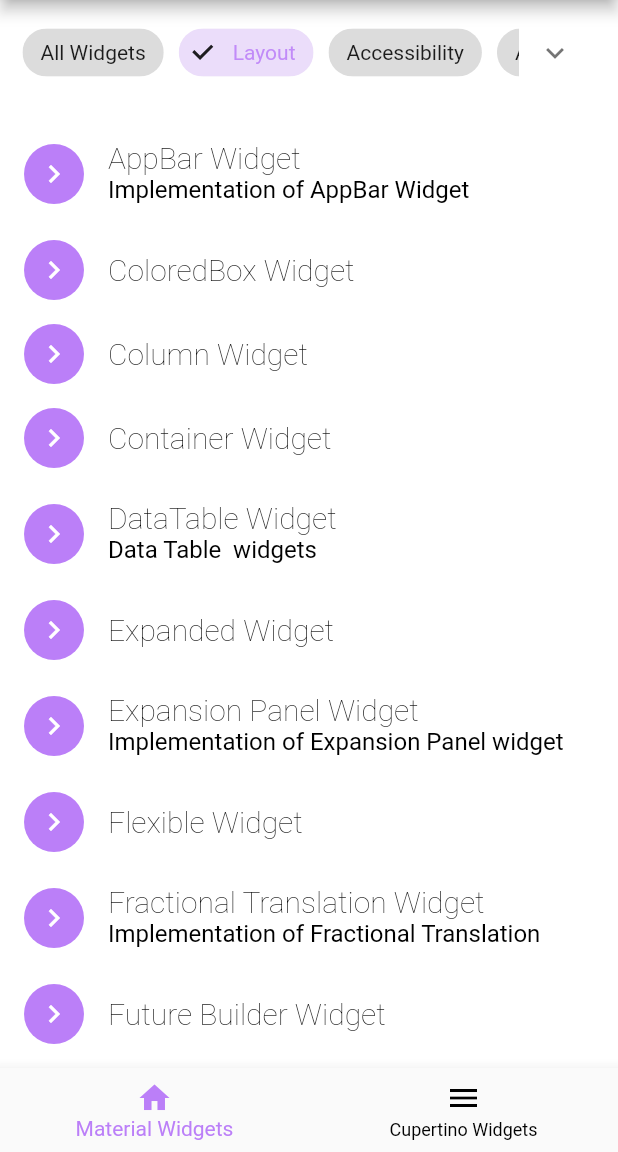
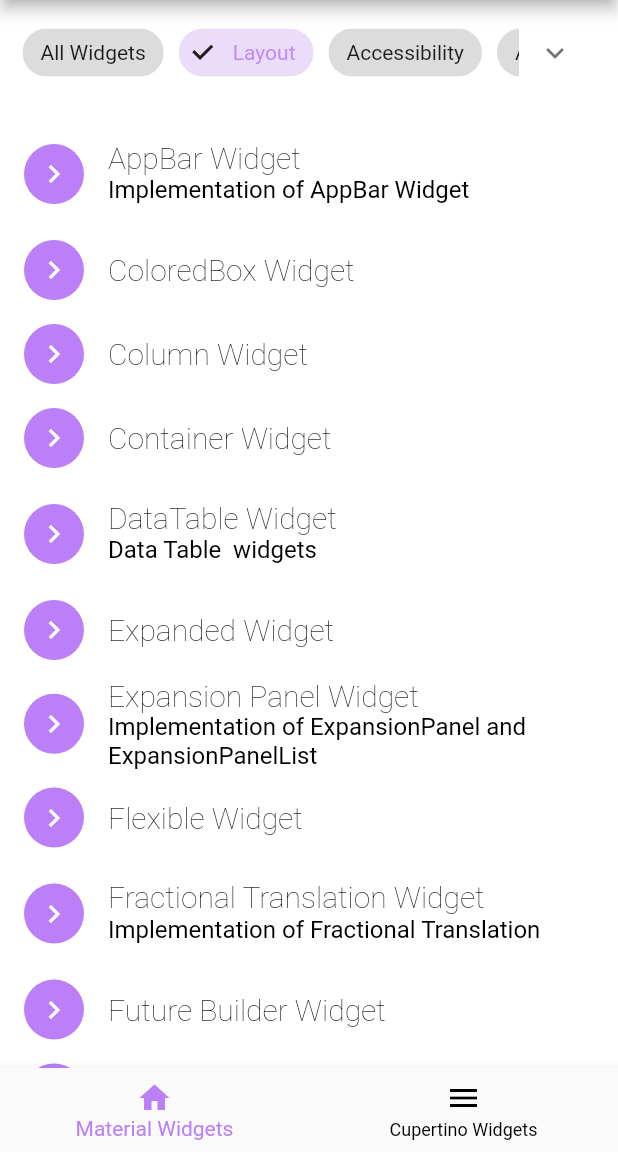
Before and after one commit to ACM-VIT/fludget, a Flutter app: the screen it shows after launch, after a tap on "Layout", on a phone screen of 412 x 824 dp, the part 84-1236 px from its top. Run offline on Flutter 3.47's test engine with Material 2 defaults, Android fonts, the phone set to English and light mode, and no system bars; our stand-ins replace file_picker, package_info_plus, shared_preferences, webview_flutter; missing offline and left inert: syntax_highlighter.

Commit message:
Changes in subtitle

```diff
--- a/lib/widgetList.dart
+++ b/lib/widgetList.dart
@@ -814,8 +814,8 @@ WidgetModel(
   ),
     WidgetModel(
         name: "Expansion Panel",
-        link: "https://api.flutter.dev/flutter/material/ExpansionPanelList-class.html",
-        subtitle: "Implementation of Expansion Panel widget",
+        link: "https://api.flutter.dev/flutter/material/ExpansionPanel-class.html",
+        subtitle: "Implementation of ExpansionPanel and ExpansionPanelList",
         implementation: ExpansionPanelImplementation(),
         description: ExpansionPanelDescription(),
         category: [WidgetCategoy.Layout],
```
